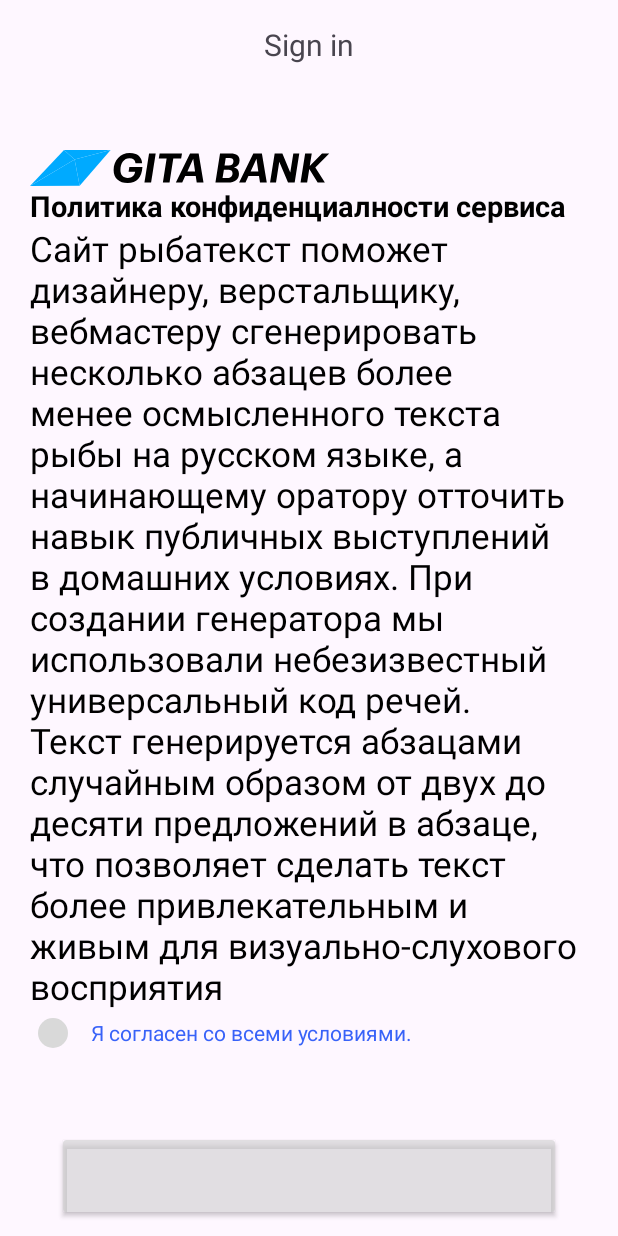
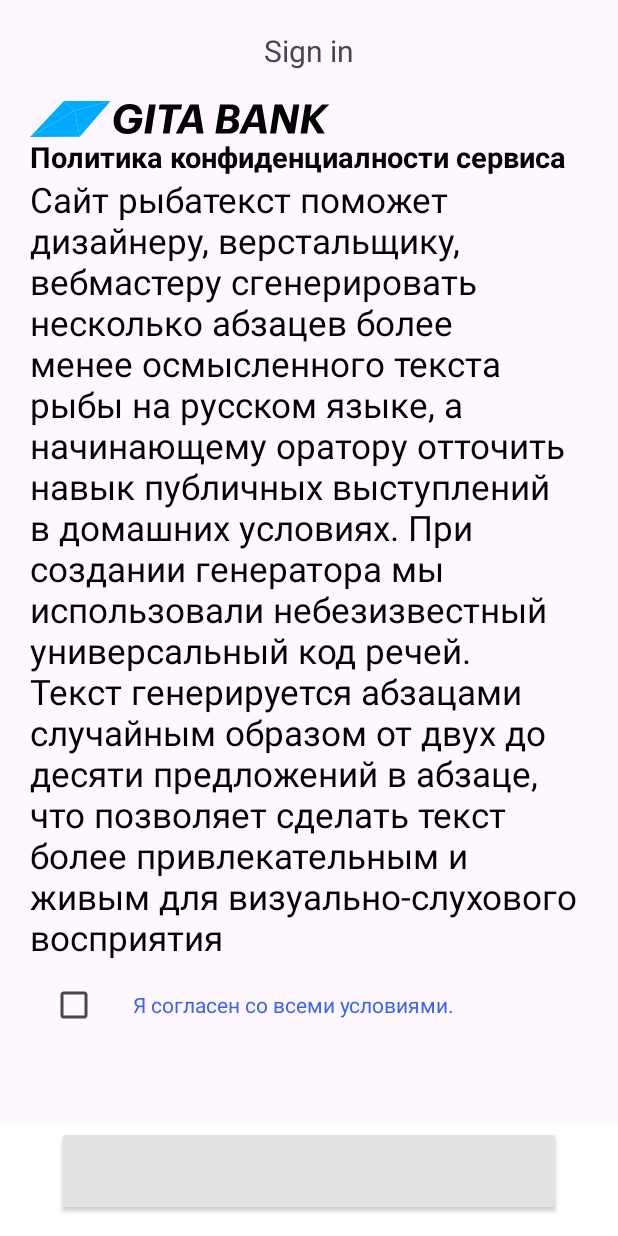
Before and after one commit to Nomonjon0124/Mobile_Bank, an Android app: the layout fragment_splash2.xml on its own in the app's theme, with its tools: preview values and no code run, on a phone screen of 412 x 824 dp. Run offline under Robolectric (Android 15) with nearby library versions, the phone set to English and light mode, and no system bars.

Commit message:
Splash oynalar bitdi, Binding qio'shildi

```diff
--- a/app/src/main/res/layout/fragment_splash2.xml
+++ b/app/src/main/res/layout/fragment_splash2.xml
@@ -1,30 +1,21 @@
 <?xml version="1.0" encoding="utf-8"?>
-<androidx.constraintlayout.widget.ConstraintLayout
+<FrameLayout
     xmlns:android="http://schemas.android.com/apk/res/android"
     android:layout_width="match_parent"
     android:layout_height="match_parent"
     xmlns:app="http://schemas.android.com/apk/res-auto">
 
-    <TextView
-        android:id="@+id/sign_in"
-        android:layout_width="wrap_content"
-        android:layout_height="wrap_content"
-        android:text="Sign in"
-        app:layout_constraintTop_toTopOf="parent"
-        app:layout_constraintEnd_toEndOf="parent"
-        app:layout_constraintStart_toStartOf="parent"
-        android:layout_marginTop="16dp"
-        android:textSize="20sp"/>
+
 
     <ScrollView
         android:layout_width="match_parent"
         android:layout_height="wrap_content"
         app:layout_constraintEnd_toEndOf="parent"
         app:layout_constraintStart_toStartOf="parent"
-        app:layout_constraintTop_toBottomOf="@+id/sign_in"
         android:padding="10dp"
         android:layout_margin="10dp"
-        app:layout_constraintBottom_toTopOf="@id/bottom"
+        android:layout_marginBottom="50dp"
+        app:layout_constraintTop_toTopOf="parent"
         >
 
         <LinearLayout
@@ -33,6 +24,14 @@
             android:orientation="vertical"
 
             >
+            <TextView
+                android:id="@+id/sign_in"
+                android:layout_width="wrap_content"
+                android:layout_height="wrap_content"
+                android:text="Sign in"
+                android:layout_gravity="center"
+                android:layout_marginBottom="20dp"
+                android:textSize="20sp"/>
             <ImageView
                 android:layout_width="wrap_content"
                 android:src="@drawable/frame_35_2"
@@ -60,11 +59,10 @@
                 android:layout_width="match_parent"
                 android:layout_height="wrap_content"
                 >
-                <ImageView
+                <CheckBox
                     android:id="@+id/checkbox"
                     android:layout_width="wrap_content"
                     android:layout_height="wrap_content"
-                    android:src="@drawable/ellipse_366"
                     android:layout_margin="5dp"
                     android:clickable="true"
                     android:focusable="true"/>
@@ -78,21 +76,36 @@
                     android:layout_marginTop="5dp"/>
             </LinearLayout>
 
+            <TextView
+                android:layout_width="match_parent"
+                android:layout_height="100dp"/>
+
         </LinearLayout>
 
     </ScrollView>
 
+    <LinearLayout
+        android:layout_width="match_parent"
+        android:layout_height="wrap_content"
+        android:layout_gravity="bottom|center"
+        android:gravity="center"
+        android:background="@color/white">
         <androidx.cardview.widget.CardView
             android:layout_width="328dp"
             android:layout_height="48dp"
-        android:id="@+id/bottom"
-        app:layout_constraintBottom_toBottomOf="parent"
-        app:layout_constraintStart_toStartOf="parent"
-        app:layout_constraintEnd_toEndOf="parent"
             android:layout_marginBottom="16dp"
             android:elevation="22dp"
-        android:saveEnabled="true"
             android:layout_marginTop="10dp"
-        android:backgroundTint="#99CFCFCF"/>
+            >
+            <LinearLayout
+                android:layout_width="match_parent"
+                android:layout_height="match_parent"
+                android:id="@+id/bottom"
+                android:orientation="vertical"
+                android:background="#99CFCFCF"/>
+        </androidx.cardview.widget.CardView>
+    </LinearLayout>
 
-</androidx.constraintlayout.widget.ConstraintLayout>
+
+
+</FrameLayout>
--- a/app/src/main/res/values/colors.xml
+++ b/app/src/main/res/values/colors.xml
@@ -3,4 +3,5 @@
     <color name="black">#FF000000</color>
     <color name="white">#FFFFFFFF</color>
     <color name="button_color">#3862F8</color>
+    <color name="button_color_defoult">#99CFCFCF</color>
 </resources>
```
Also changed, not shown: app/build.gradle (+7 -0 lines), app/src/main/java/com/ummug/mobilebank/ui/SplashFragment1.kt (+6 -5 lines), app/src/main/java/com/ummug/mobilebank/ui/SplashFragment2.kt (+32 -0 lines). Lines whose indentation alone changed are shown as unchanged.
